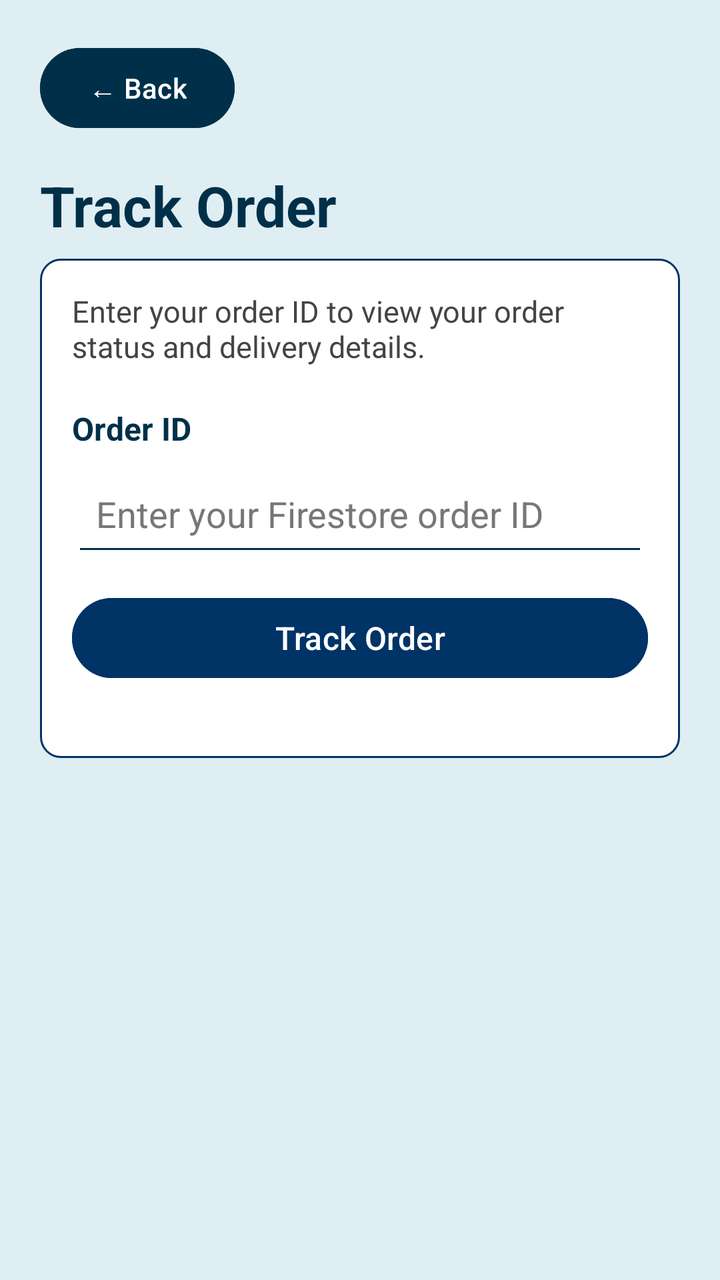
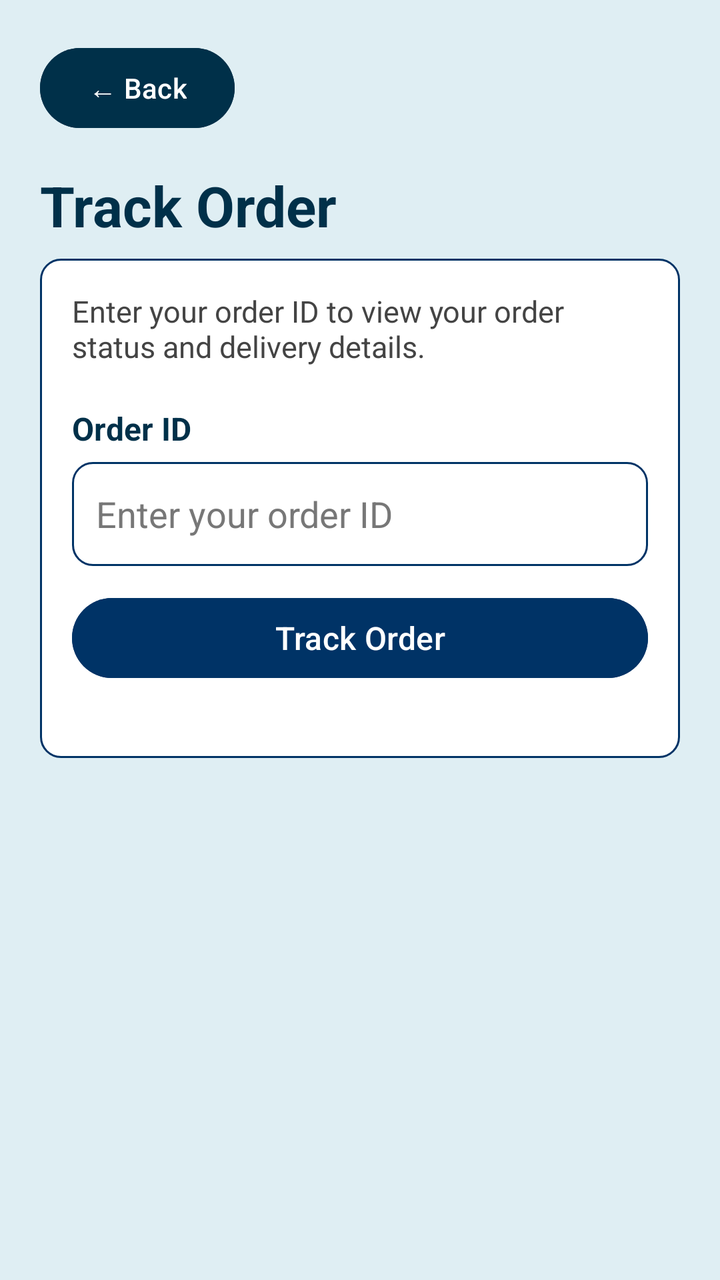

Screens rendered from an Android XML layout before and after an edit, with the pre-edit source and the edit as a unified diff.
<!-- AndroidManifest.xml: application theme Theme.Pillpoint -->
<!-- res/layout/activity_track_order.xml -->
<?xml version="1.0" encoding="utf-8"?>
<ScrollView xmlns:android="http://schemas.android.com/apk/res/android"
    android:layout_width="match_parent"
    android:layout_height="match_parent"
    android:background="#DFEEF3"
    android:fillViewport="true">

    <LinearLayout
        android:layout_width="match_parent"
        android:layout_height="wrap_content"
        android:orientation="vertical"
        android:padding="20dp">

        
        <Button
            android:id="@+id/btnBackTrack"
            android:layout_width="wrap_content"
            android:layout_height="wrap_content"
            android:layout_marginBottom="16dp"
            android:backgroundTint="#003049"
            android:text="← Back"
            android:textColor="#FFFFFF" />

        
        <TextView
            android:layout_width="match_parent"
            android:layout_height="wrap_content"
            android:layout_marginBottom="8dp"
            android:text="Track Order"
            android:textColor="#003049"
            android:textSize="28sp"
            android:textStyle="bold" />

    
    <LinearLayout
        android:layout_width="match_parent"
        android:layout_height="wrap_content"
        android:background="@drawable/edit_text_background"
        android:orientation="vertical"
        android:padding="16dp"
        android:layout_marginBottom="24dp">

        <TextView
            android:layout_width="match_parent"
            android:layout_height="wrap_content"
            android:layout_marginBottom="20dp"
            android:text="Enter your order ID to view your order status and delivery details."
            android:textColor="#444444"
            android:textSize="15sp" />

        
        <TextView
            android:layout_width="match_parent"
            android:layout_height="wrap_content"
            android:layout_marginBottom="6dp"
            android:text="Order ID"
            android:textColor="#003049"
            android:textSize="16sp"
            android:textStyle="bold" />

        <EditText
            android:id="@+id/orderNumber"
            android:layout_width="match_parent"
            android:layout_height="wrap_content"
            android:layout_marginBottom="12dp"
            android:backgroundTint="#003049"
            android:hint="Enter your Firestore order ID"
            android:inputType="text"
            android:minHeight="52dp"
            android:padding="12dp"
            android:singleLine="true"
            android:textColor="#003049"
            android:textColorHint="#777777" />

        
        <Button
            android:id="@+id/trackOrderButton"
            android:layout_width="match_parent"
            android:layout_height="wrap_content"
            android:layout_marginBottom="20dp"
            android:backgroundTint="@color/dark_blue"
            android:text="Track Order"
            android:textColor="#FFFFFF"
            android:textSize="16sp" />

        
        <LinearLayout
            android:id="@+id/orderDetailsLayout"
            android:layout_width="match_parent"
            android:layout_height="wrap_content"
            android:orientation="vertical"
            android:padding="16dp"
            android:background="#FFFFFF"
            android:elevation="3dp"
            android:visibility="gone">

            
            <TextView
                android:layout_width="match_parent"
                android:layout_height="wrap_content"
                android:layout_marginBottom="12dp"
                android:text="Order Details"
                android:textColor="#003049"
                android:textSize="22sp"
                android:textStyle="bold" />

            
            <TextView
                android:id="@+id/orderStatus"
                android:layout_width="match_parent"
                android:layout_height="wrap_content"
                android:layout_marginBottom="12dp"
                android:padding="12dp"
                android:background="#DFEEF3"
                android:text="Status: Pending"
                android:textColor="#003049"
                android:textSize="17sp"
                android:textStyle="bold" />

            
            <TextView
                android:id="@+id/orderDate"
                android:layout_width="match_parent"
                android:layout_height="wrap_content"
                android:layout_marginBottom="10dp"
                android:text="Order Date:"
                android:textColor="#444444"
                android:textSize="15sp" />

            
            <TextView
                android:id="@+id/deliveryAddress"
                android:layout_width="match_parent"
                android:layout_height="wrap_content"
                android:layout_marginBottom="10dp"
                android:text="Delivery Address:"
                android:textColor="#444444"
                android:textSize="15sp" />

            
            <TextView
                android:id="@+id/estimatedDelivery"
                android:layout_width="match_parent"
                android:layout_height="wrap_content"
                android:layout_marginBottom="16dp"
                android:text="Estimated Delivery: To be confirmed"
                android:textColor="#444444"
                android:textSize="15sp" />

            
            <TextView
                android:layout_width="match_parent"
                android:layout_height="wrap_content"
                android:layout_marginBottom="12dp"
                android:text="Delivery Progress"
                android:textColor="#003049"
                android:textSize="19sp"
                android:textStyle="bold" />

            
            <TextView
                android:layout_width="match_parent"
                android:layout_height="wrap_content"
                android:layout_marginBottom="8dp"
                android:padding="10dp"
                android:text="○ Order Placed"
                android:textColor="#444444"
                android:textSize="15sp" />

            <TextView
                android:layout_width="match_parent"
                android:layout_height="wrap_content"
                android:layout_marginBottom="8dp"
                android:padding="10dp"
                android:text="○ Order Confirmed"
                android:textColor="#444444"
                android:textSize="15sp" />

            <TextView
                android:layout_width="match_parent"
                android:layout_height="wrap_content"
                android:layout_marginBottom="8dp"
                android:padding="10dp"
                android:text="○ Pharmacy Preparing Order"
                android:textColor="#444444"
                android:textSize="15sp" />

            <TextView
                android:layout_width="match_parent"
                android:layout_height="wrap_content"
                android:layout_marginBottom="8dp"
                android:padding="10dp"
                android:text="○ Out for Delivery"
                android:textColor="#444444"
                android:textSize="15sp" />

            <TextView
                android:layout_width="match_parent"
                android:layout_height="wrap_content"
                android:layout_marginBottom="16dp"
                android:padding="10dp"
                android:text="○ Delivered"
                android:textColor="#444444"
                android:textSize="15sp" />

            
            <TextView
                android:layout_width="match_parent"
                android:layout_height="wrap_content"
                android:layout_marginBottom="8dp"
                android:text="Products and Payment"
                android:textColor="#003049"
                android:textSize="19sp"
                android:textStyle="bold" />

            <TextView
                android:id="@+id/orderItems"
                android:layout_width="match_parent"
                android:layout_height="wrap_content"
                android:background="#F3F7F9"
                android:padding="12dp"
                android:text="Your ordered products will appear here."
                android:textColor="#444444"
                android:textSize="15sp" />

        </LinearLayout>

    </LinearLayout>

    </LinearLayout>

</ScrollView>
<!-- resources referenced by this layout -->
<resources>
  <color name="dark_blue">#003366</color>
  <!-- drawable edit_text_background (drawable) -->
  <?xml version="1.0" encoding="utf-8"?>
  <shape xmlns:android="http://schemas.android.com/apk/res/android">
  
      <solid android:color="#FFFFFF"/>
  
      <stroke
          android:width="1dp"
          android:color="@color/dark_blue"/>
  
      <corners android:radius="10dp"/>
  
      <padding
          android:left="10dp"
          android:right="10dp"
          android:top="10dp"
          android:bottom="10dp"/>
  
  
  </shape>
  <style name="Theme.Pillpoint" parent="Base.Theme.Pillpoint" />
  <style name="Base.Theme.Pillpoint" parent="Theme.Material3.Light.NoActionBar">
          
  
          
  
          <item name="colorPrimary">@color/blue</item>
          <item name="colorOnPrimary">@color/white</item>
  
          <item name="colorSecondary">@color/red</item>
          <item name="colorOnSecondary">@color/white</item>
  
          <item name="android:statusBarColor">@color/dark_blue</item>
          <item name="android:navigationBarColor">@color/blue</item>
      </style>
  <color name="blue">#0D6EFD</color>
  <color name="white">#FFFFFFFF</color>
  <color name="red">#FF0000</color>
</resources>

<!-- the commit's change to res/layout/activity_track_order.xml (unified diff, before → after) -->
@@ -62,9 +62,9 @@
             android:id="@+id/orderNumber"
             android:layout_width="match_parent"
             android:layout_height="wrap_content"
+            android:background="@drawable/edit_text_background"
             android:layout_marginBottom="12dp"
-            android:backgroundTint="#003049"
-            android:hint="Enter your Firestore order ID"
+            android:hint="Enter your order ID"
             android:inputType="text"
             android:minHeight="52dp"
             android:padding="12dp"
